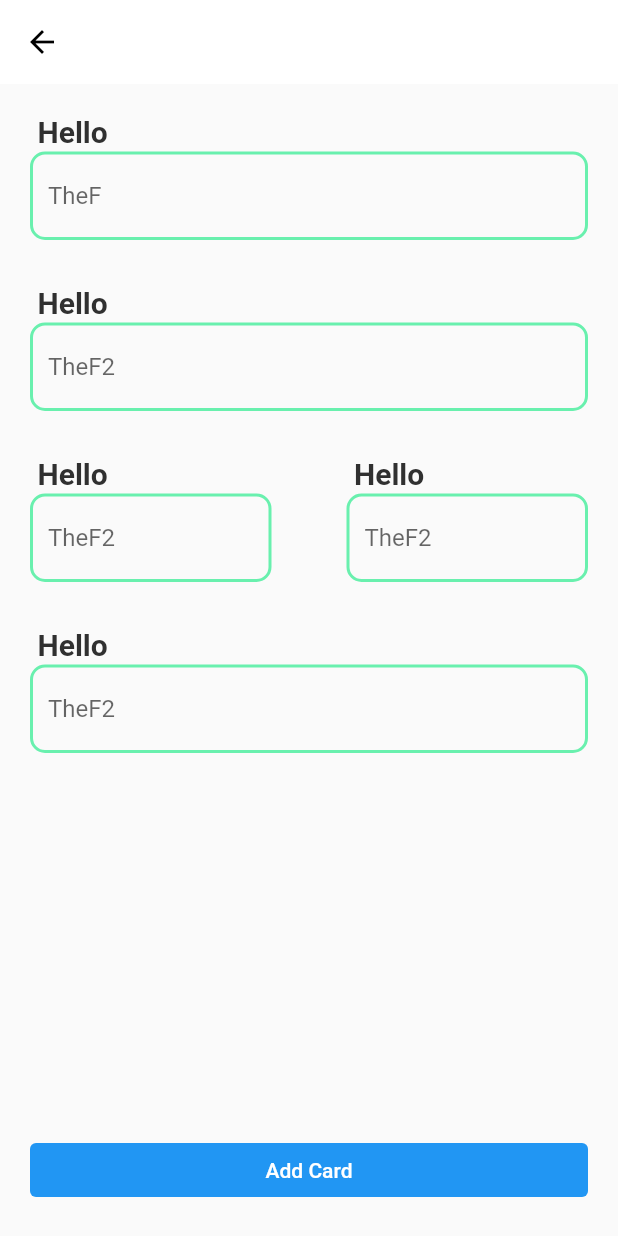
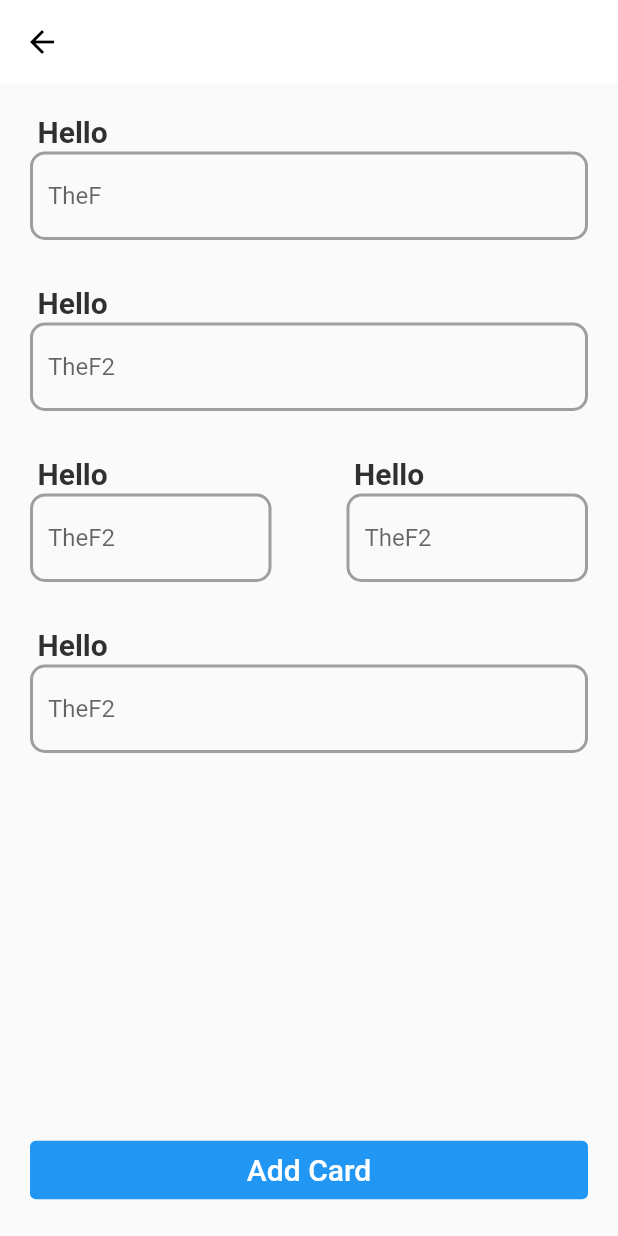
Before and after one commit to biju-borah/empowerus, a Flutter app: the screen it shows after launch, on a phone screen of 412 x 824 dp. Run offline on Flutter 3.47's test engine with Material 2 defaults, Android fonts, the light colour scheme and no system bars.

Commit message:
i wanna die

```diff
--- a/lib/main.dart
+++ b/lib/main.dart
@@ -12,6 +12,7 @@
     return MaterialApp(
       title: 'EmpowerUS',
       home: Scaffold(
+        resizeToAvoidBottomInset: false,
         appBar: AppBar(
           backgroundColor: Colors.white,
           elevation: 0,
@@ -50,7 +51,7 @@
                       enabledBorder: OutlineInputBorder(
                         borderRadius: BorderRadius.circular(10.0),
                         borderSide: const BorderSide(
-                          color: Colors.greenAccent,
+                          color: Colors.grey,
                           width: 2.0,
                         ),
                       ),
@@ -79,7 +80,7 @@
                     enabledBorder: OutlineInputBorder(
                       borderRadius: BorderRadius.circular(10.0),
                       borderSide: const BorderSide(
-                        color: Colors.greenAccent,
+                        color: Colors.grey,
                         width: 2.0,
                       ),
                     ),
@@ -115,7 +116,7 @@
                               enabledBorder: OutlineInputBorder(
                                 borderRadius: BorderRadius.circular(10.0),
                                 borderSide: const BorderSide(
-                                  color: Colors.greenAccent,
+                                  color: Colors.grey,
                                   width: 2.0,
                                 ),
                               ),
@@ -152,7 +153,7 @@
                               enabledBorder: OutlineInputBorder(
                                 borderRadius: BorderRadius.circular(10.0),
                                 borderSide: const BorderSide(
-                                  color: Colors.greenAccent,
+                                  color: Colors.grey,
                                   width: 2.0,
                                 ),
                               ),
@@ -187,7 +188,7 @@
                     enabledBorder: OutlineInputBorder(
                       borderRadius: BorderRadius.circular(10.0),
                       borderSide: const BorderSide(
-                        color: Colors.greenAccent,
+                        color: Colors.grey,
                         width: 2.0,
                       ),
                     ),
@@ -203,7 +204,13 @@
                         MaterialStateProperty.all<Color>(Colors.white),
                   ),
                   onPressed: () {},
-                  child: const Text('Add Card'),
+                  child: const Text(
+                    'Add Card',
+                    style: TextStyle(
+                      color: Colors.white,
+                      fontSize: 20,
+                    ),
+                  ),
                 )
               ],
             ),
```
